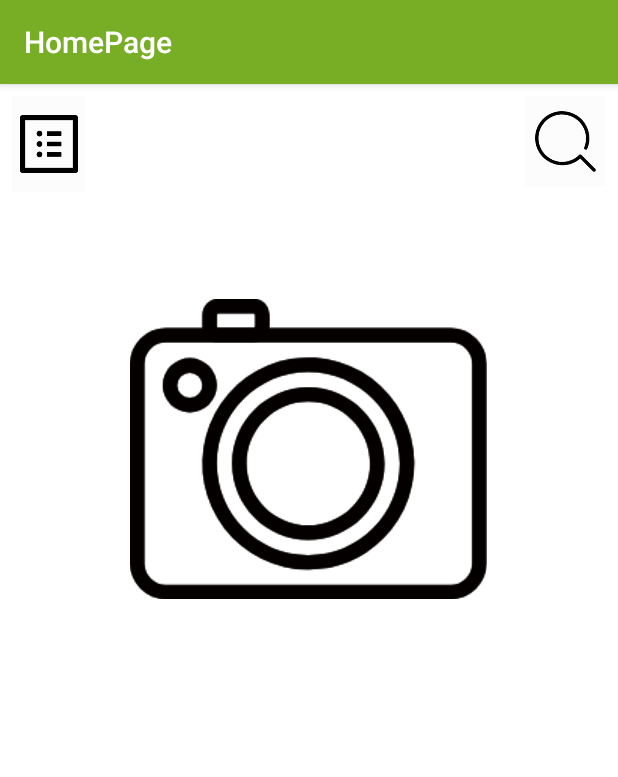
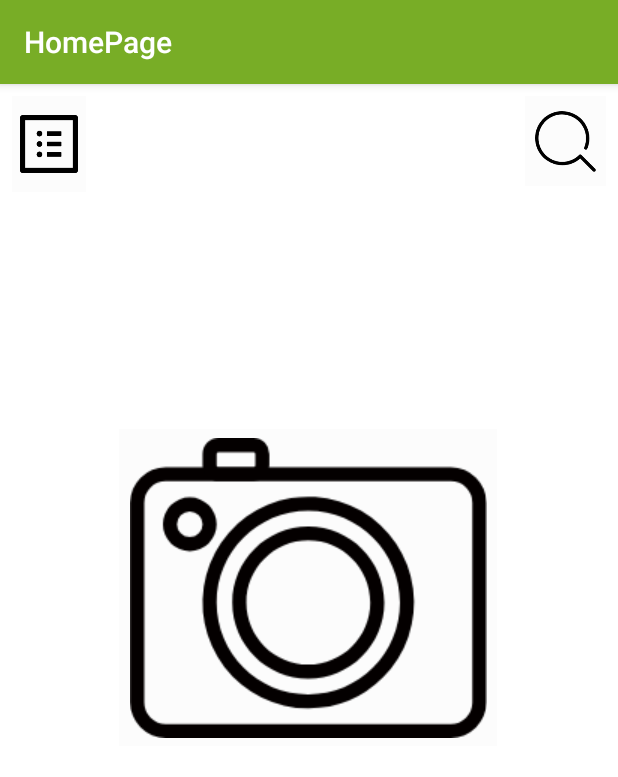
Before and after one commit to LostFrover/Food, an Android app: the HomePage screen opened directly, with no data from a screen before it, on a phone screen of 412 x 824 dp. Shown: the top 777 px of the screen. Run offline under Robolectric (Android 15) with nearby library versions, the phone set to English and light mode, and no system bars.

Commit message:
临时上传最新内容

```diff
--- a/LoginAndSignup/app/src/main/res/layout/content_home_page.xml
+++ b/LoginAndSignup/app/src/main/res/layout/content_home_page.xml
@@ -35,22 +35,22 @@
 
     <ImageButton
         android:id="@+id/cameraBtn"
-        android:layout_width="wrap_content"
-        android:layout_height="wrap_content"
-        android:background="@drawable/camera"
+        android:layout_width="252dp"
+        android:layout_height="211dp"
+        android:background="@color/cardview_shadow_end_color"
         app:layout_constraintBottom_toBottomOf="parent"
         app:layout_constraintEnd_toEndOf="parent"
-        app:layout_constraintHorizontal_bias="0.497"
+        app:layout_constraintHorizontal_bias="0.496"
         app:layout_constraintStart_toStartOf="parent"
         app:layout_constraintTop_toTopOf="parent"
-        app:layout_constraintVertical_bias="0.252"
+        app:layout_constraintVertical_bias="0.413"
         app:srcCompat="@drawable/camera" />
 
     <TextView
         android:id="@+id/textView"
         android:layout_width="132dp"
         android:layout_height="47dp"
-        android:layout_marginTop="20dp"
+        android:layout_marginTop="44dp"
         android:textAlignment="center"
         android:textColor="#8BC34A"
         android:textSize="30sp"
```
Also changed, not shown: LoginAndSignup/app/src/main/AndroidManifest.xml (+3 -4 lines), LoginAndSignup/app/src/main/java/ir/mhkz/loginandsignup/MainActivity.java (+39 -16 lines).
